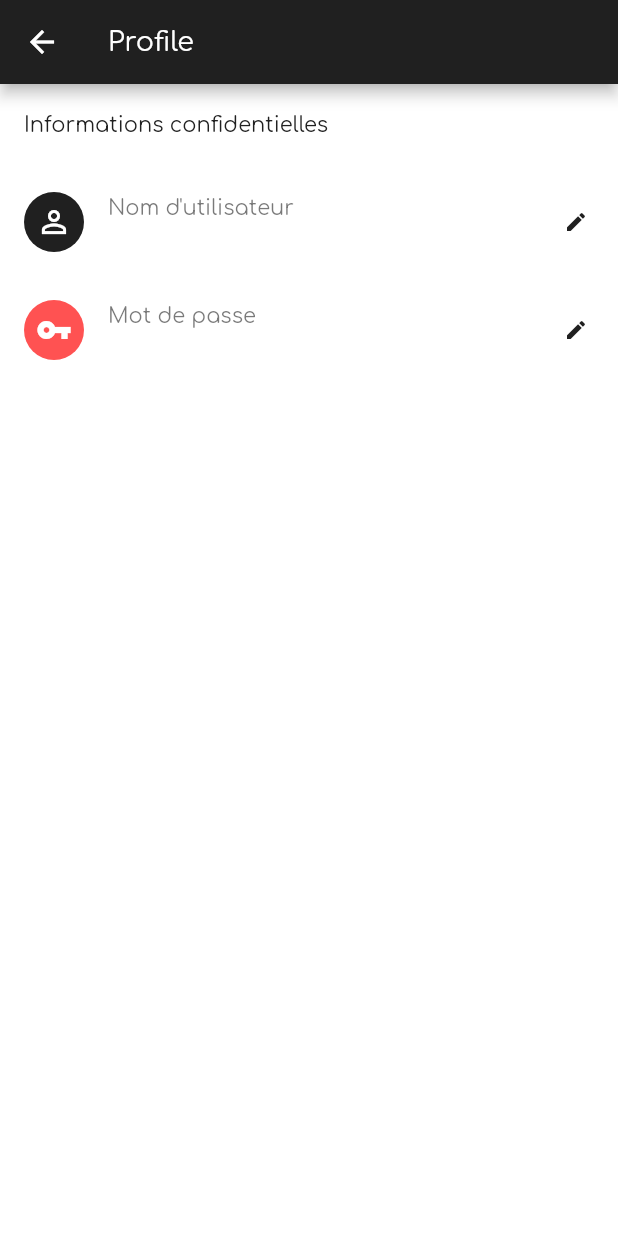
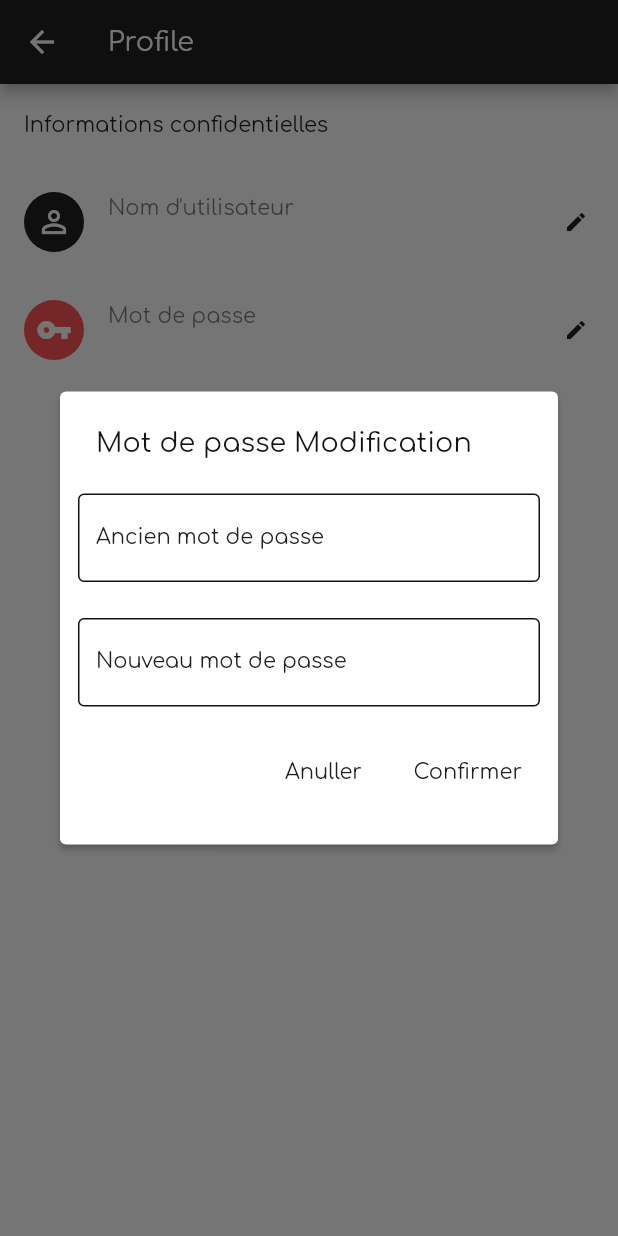
Before and after one commit to aymensbh/Pharm_pfe, a Flutter app: the About screen opened directly with empty values, after a tap on "Mot de passe", on a phone screen of 412 x 824 dp. Run offline on Flutter 3.47's test engine with Material 2 defaults, Android fonts, the phone set to English and light mode, and no system bars; our stand-ins replace flutter_holo_date_picker, sqflite; accounts and stored records are empty.

```diff
--- a/lib/screens/others/about.dart
+++ b/lib/screens/others/about.dart
@@ -1,4 +1,5 @@
 import 'package:flutter/material.dart';
+import 'package:pharm_pfe/backend/sqlitedatabase_helper.dart';
 import 'package:pharm_pfe/entities/user.dart';
 import 'package:pharm_pfe/style/style.dart';
 
@@ -11,6 +12,29 @@ class About extends StatefulWidget {
 }
 
 class _AboutState extends State<About> {
+  GlobalKey<FormState> _formKey = GlobalKey<FormState>();
+
+  TextEditingController _newPasswordController = new TextEditingController();
+  InputDecoration _inputDecoration(String lable) {
+    return InputDecoration(
+        labelText: lable,
+        errorStyle:
+            Theme.of(context).textTheme.caption.copyWith(color: Style.redColor),
+        labelStyle: Theme.of(context).textTheme.caption,
+        focusedErrorBorder: OutlineInputBorder(
+          borderSide: BorderSide(color: Style.redColor),
+        ),
+        errorBorder: OutlineInputBorder(
+          borderSide: BorderSide(color: Style.redColor),
+        ),
+        enabledBorder: OutlineInputBorder(
+          borderSide: BorderSide(color: Style.primaryColor),
+        ),
+        focusedBorder: OutlineInputBorder(
+          borderSide: BorderSide(color: Style.accentColor),
+        ));
+  }
+
   @override
   Widget build(BuildContext context) {
     return Scaffold(
@@ -72,6 +96,81 @@ class _AboutState extends State<About> {
           ListTile(
             onTap: () {
               //TODO update password
+              showDialog(
+                  context: context,
+                  builder: (context) {
+                    return SimpleDialog(
+                      elevation: 2,
+                      title: Text(
+                        "Mot de passe Modification",
+                        style: Theme.of(context).textTheme.bodyText2,
+                      ),
+                      children: [
+                        Form(
+                          key: _formKey,
+                          child: Column(
+                            children: [
+                              Padding(
+                                padding: const EdgeInsets.all(12.0),
+                                child: TextFormField(
+                                  validator: (input) {
+                                    if (input.trim() != widget.user.password) {
+                                      return "mot de passe érroné";
+                                    }
+                                  },
+                                  obscureText: true,
+                                  decoration:
+                                      _inputDecoration("Ancien mot de passe"),
+                                ),
+                              ),
+                              Padding(
+                                padding: const EdgeInsets.all(12.0),
+                                child: TextFormField(
+                                  controller: _newPasswordController,
+                                  validator: (input) {
+                                    if (input.trim().length > 20 ||
+                                        input.trim().length < 4) {
+                                      return "mot de passe érroné";
+                                    }
+                                  },
+                                  obscureText: true,
+                                  decoration:
+                                      _inputDecoration("Nouveau mot de passe"),
+                                ),
+                              ),
+                            ],
+                          ),
+                        ),
+                        Container(
+                          alignment: Alignment.centerRight,
+                          padding: const EdgeInsets.all(8.0),
+                          child: Row(
+                            mainAxisAlignment: MainAxisAlignment.end,
+                            children: [
+                              FlatButton(
+                                  onPressed: () {
+                                    Navigator.of(context).pop();
+                                  },
+                                  child: Text(
+                                    "Anuller",
+                                    style: Theme.of(context)
+                                        .textTheme
+                                        .caption
+                                        .copyWith(color: Style.secondaryColor),
+                                  )),
+                              FlatButton(
+                                  onPressed: () {
+                                    _validate();
+                                  },
+                                  child: Text("Confirmer",
+                                      style:
+                                          Theme.of(context).textTheme.caption)),
+                            ],
+                          ),
+                        )
+                      ],
+                    );
+                  });
             },
             title: Text(
               "Mot de passe",
@@ -105,6 +204,18 @@ class _AboutState extends State<About> {
     );
   }
 
+  _validate() {
+    if (_formKey.currentState.validate()) {
+      DatabaseHelper.updateUser(User(
+              id: widget.user.id,
+              username: widget.user.username,
+              password: _newPasswordController.text.trim()))
+          .then((value) {
+        Navigator.of(context).pop();
+      });
+    }
+  }
+
   String _obscureString(String string) {
     String obsString = "";
     for (int i = 0; i < string.length; i++) {
```
